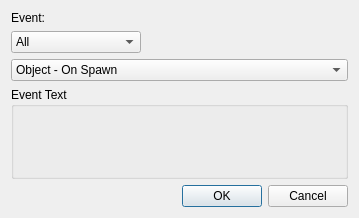
This is editor/ui/event_dialog.ui in Kyoril/wow-pp as Qt 5 draws it before an edit. The edited form follows.
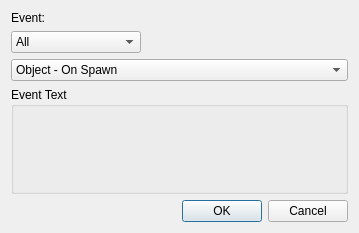
This is the edited form. Icons and pictures are not drawn.

Diff of the .ui file:
```diff
--- a/editor/ui/event_dialog.ui
+++ b/editor/ui/event_dialog.ui
@@ -7,7 +7,7 @@
     <x>0</x>
     <y>0</y>
     <width>359</width>
-    <height>218</height>
+    <height>233</height>
    </rect>
   </property>
   <property name="windowTitle">
```
Left out of the diff: 5 changed lines with no effect on the pictures.
